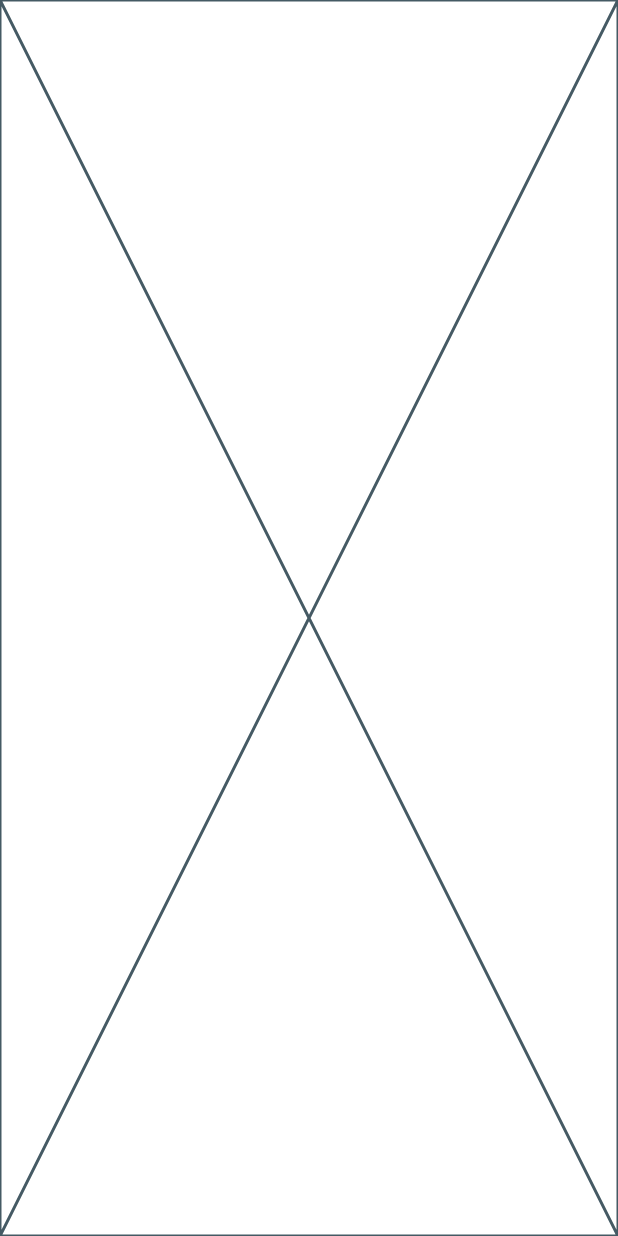
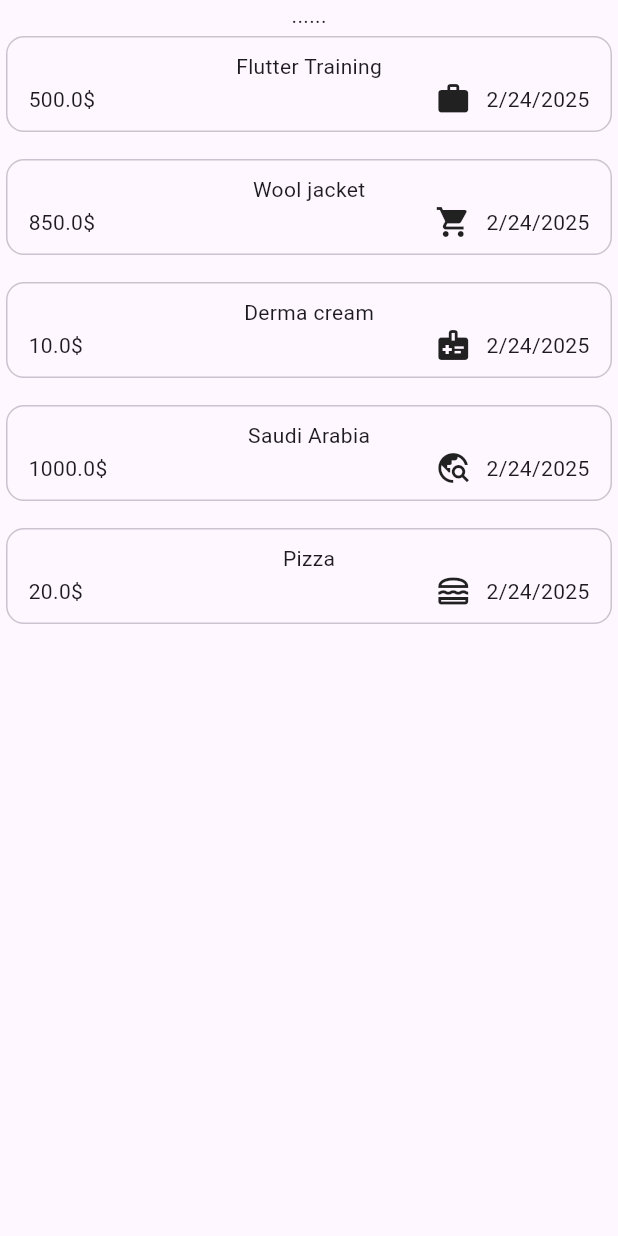
Before and after one commit to alaa2024Mandour/ExpensesApp, a Flutter app: the screen it shows after launch, on a phone screen of 412 x 824 dp. Run offline on Flutter 3.47's test engine with Material 3 defaults, Android fonts, the phone set to English and light mode, and no system bars; our stand-ins replace flutter_bloc.

Commit message:
handling expenses item card and data

```diff
--- /dev/null
+++ b/lib/data/expenses_data.dart
@@ -0,0 +1,38 @@
+import 'package:expenses_app/models/expenses_model.dart';
+
+List<Expenses> registeredExpenses = [
+  Expenses(
+      productName: 'Flutter Training',
+      amount: 500,
+      date: DateTime.now(),
+      categories: Categories.work
+  ),
+
+  Expenses(
+      productName: 'Wool jacket',
+      amount: 850,
+      date: DateTime.now(),
+      categories: Categories.clothes
+  ),
+
+  Expenses(
+      productName: 'Derma cream',
+      amount: 10,
+      date: DateTime.now(),
+      categories: Categories.medicine
+  ),
+
+  Expenses(
+      productName: 'Saudi Arabia',
+      amount: 1000,
+      date: DateTime.now(),
+      categories: Categories.travel
+  ),
+
+  Expenses(
+      productName: 'Pizza',
+      amount: 20,
+      date: DateTime.now(),
+      categories: Categories.food
+  ),
+];
--- a/lib/layouts/expenses_screen.dart
+++ b/lib/layouts/expenses_screen.dart
@@ -1,10 +1,28 @@
+import 'package:expenses_app/data/expenses_data.dart';
 import 'package:flutter/material.dart';
+
+import '../widgets/expenses_item.dart';
 
 class ExpensesScreen extends StatelessWidget {
   const ExpensesScreen({super.key});
 
   @override
   Widget build(BuildContext context) {
-    return const Placeholder();
+    return Scaffold(
+      body: Center(
+        child: Column(
+          children: [
+            Text('......'),
+            Expanded(
+              child: ListView.separated(
+                  itemBuilder: (context,index) => expensesItem(model: registeredExpenses, index: index),
+                  separatorBuilder: (context,index) => SizedBox(height: 10,),
+                  itemCount: registeredExpenses.length
+              ),
+            )
+          ],
+        ),
+      ),
+    );
   }
 }
--- a/lib/main.dart
+++ b/lib/main.dart
@@ -1,5 +1,7 @@
+import 'package:expenses_app/cubit/cubit.dart';
 import 'package:expenses_app/layouts/expenses_screen.dart';
 import 'package:flutter/material.dart';
+import 'package:flutter_bloc/flutter_bloc.dart';
 
 void main() {
   runApp(const MyApp());
@@ -11,8 +13,13 @@ class MyApp extends StatelessWidget {
   // This widget is the root of your application.
   @override
   Widget build(BuildContext context) {
-    return MaterialApp(
+    return MultiBlocProvider(
+      providers: [
+        BlocProvider( create: (BuildContext context) => ExpensesCubit()),
+      ],
+      child: MaterialApp(
         title: 'Flutter Demo',
+        debugShowCheckedModeBanner: false,
         theme: ThemeData(
           useMaterial3: true,
         ),
@@ -20,6 +27,7 @@ class MyApp extends StatelessWidget {
         routes: {
           'expenses_screen': (context) => ExpensesScreen(),
         },
+      ),
     );
   }
 }
--- a/lib/models/expenses_model.dart
+++ b/lib/models/expenses_model.dart
@@ -1,18 +1,34 @@
 import 'package:uuid/uuid.dart';
+import 'package:intl/intl.dart';
+import 'package:flutter/material.dart';
 
 final uuid = Uuid();
+enum Categories {food, travel, clothes, medicine, work}
+final  dateFormat = DateFormat.yMd();
+
+const  categoryIcons = {
+  Categories.food : Icons.lunch_dining_outlined,
+  Categories.clothes : Icons.shopping_cart,
+  Categories.work : Icons.work,
+  Categories.medicine : Icons.medical_information,
+  Categories.travel : Icons.travel_explore,
+};
 
 class Expenses {
-
   final String id;
   final String productName;
   final double amount;
   final DateTime date;
+  final Categories categories;
+
+  String get formatedDate {
+        return dateFormat.format(date);
+  }
 
   Expenses({
     required this.productName,
     required this.amount,
-    required this.date
+    required this.date,
+    required this.categories,
   }) : id = uuid.v4();
-
 }
--- /dev/null
+++ b/lib/widgets/expenses_item.dart
@@ -0,0 +1,27 @@
+import 'package:flutter/material.dart';
+import '../models/expenses_model.dart';
+
+Widget expensesItem ({required List<Expenses> model, required int index}) => Card.outlined(
+  child: Padding(
+    padding: const EdgeInsets.symmetric(horizontal: 15.0, vertical: 10),
+    child: Column(
+      children: [
+        Text(model[index].productName),
+
+        Row(
+          children: [
+            Text('${model[index].amount}\$'),
+            const Spacer(),
+            Row(
+              children: [
+                Icon(categoryIcons[model[index].categories]),
+                SizedBox(width: 10,),
+                Text(model[index].formatedDate)
+              ],
+            )
+          ],
+        )
+      ],
+    ),
+  ),
+);
--- a/pubspec.yaml
+++ b/pubspec.yaml
@@ -33,6 +33,7 @@ dependencies:
   flutter_bloc: ^9.0.0
   bloc: ^9.0.0
   uuid: ^4.5.1
+  intl: ^0.20.2
   # The following adds the Cupertino Icons font to your application.
   # Use with the CupertinoIcons class for iOS style icons.
   cupertino_icons: ^1.0.8
```
Also changed, not shown: pubspec.lock. Lines whose indentation alone changed are shown as unchanged.
